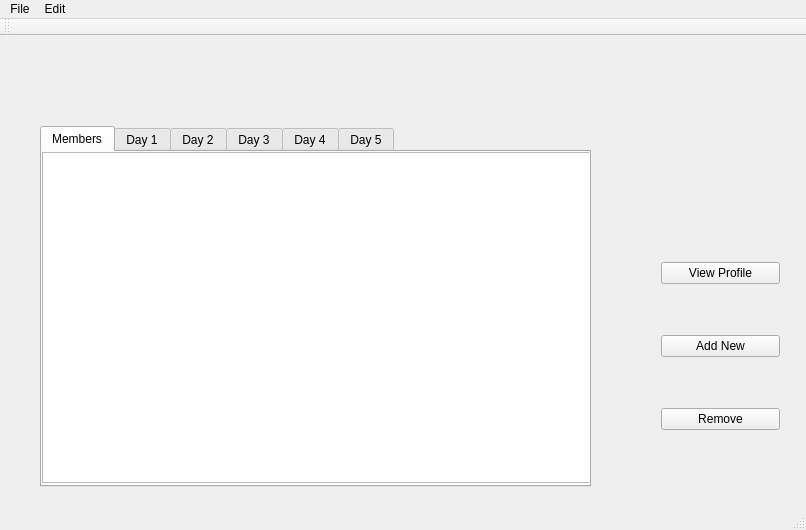
oneofthem999/Wholesale-Group-Project-CS-008, file mainwindow.ui: the form before one commit.
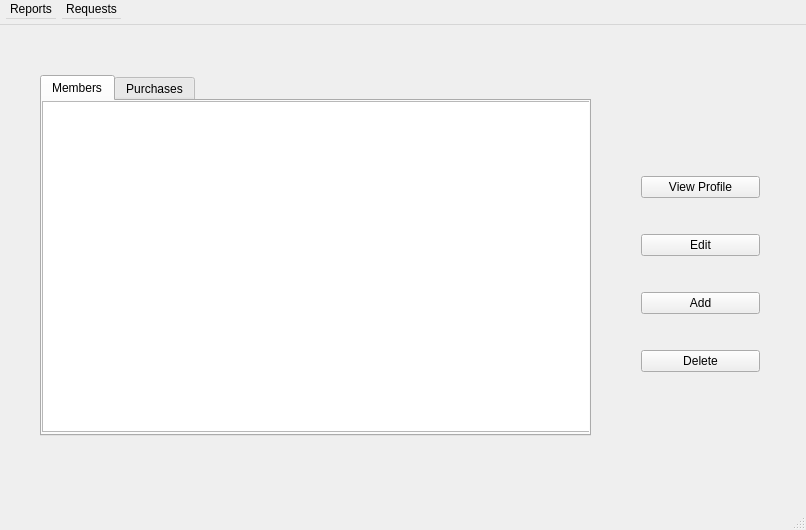
The form after the commit.

Commit message:
All sales files are read and added to purchase history
Full purchase history is displayed. View Profile button outputs to qDebug the selected member's rebate amount and whether or not they should upgrade or downgrade.

```diff
--- a/mainwindow.ui
+++ b/mainwindow.ui
@@ -15,10 +15,13 @@
   </property>
   <widget class="QWidget" name="centralWidget">
    <widget class="QTabWidget" name="tabWidget">
+    <property name="enabled">
+     <bool>true</bool>
+    </property>
     <property name="geometry">
      <rect>
       <x>40</x>
-      <y>90</y>
+      <y>50</y>
       <width>551</width>
       <height>361</height>
      </rect>
@@ -43,7 +46,7 @@
     </widget>
     <widget class="QWidget" name="tab_2">
      <attribute name="title">
-      <string>Day 1</string>
+      <string>Purchases</string>
      </attribute>
      <widget class="QTableWidget" name="tableWidget_2">
       <property name="geometry">
@@ -56,55 +59,42 @@
       </property>
      </widget>
     </widget>
-    <widget class="QWidget" name="tab_3">
-     <attribute name="title">
-      <string>Day 2</string>
-     </attribute>
-    </widget>
-    <widget class="QWidget" name="tab_4">
-     <attribute name="title">
-      <string>Day 3</string>
-     </attribute>
-    </widget>
-    <widget class="QWidget" name="tab_5">
-     <attribute name="title">
-      <string>Day 4</string>
-     </attribute>
-    </widget>
-    <widget class="QWidget" name="tab_6">
-     <attribute name="title">
-      <string>Day 5</string>
-     </attribute>
-    </widget>
    </widget>
    <widget class="QWidget" name="verticalLayoutWidget">
     <property name="geometry">
      <rect>
-      <x>650</x>
-      <y>170</y>
+      <x>630</x>
+      <y>110</y>
       <width>141</width>
       <height>281</height>
      </rect>
     </property>
     <layout class="QVBoxLayout" name="verticalLayout">
      <item>
-      <widget class="QPushButton" name="pushButton_2">
+      <widget class="QPushButton" name="pushButton">
        <property name="text">
         <string>View Profile</string>
        </property>
       </widget>
      </item>
+     <item>
+      <widget class="QPushButton" name="pushButton_2">
+       <property name="text">
+        <string>Edit</string>
+       </property>
+      </widget>
+     </item>
      <item>
       <widget class="QPushButton" name="pushButton_3">
        <property name="text">
-        <string>Add New</string>
+        <string>Add</string>
        </property>
       </widget>
      </item>
      <item>
-      <widget class="QPushButton" name="pushButton">
+      <widget class="QPushButton" name="pushButton_4">
        <property name="text">
-        <string>Remove</string>
+        <string>Delete</string>
        </property>
       </widget>
      </item>
@@ -117,30 +107,37 @@
      <x>0</x>
      <y>0</y>
      <width>806</width>
-     <height>22</height>
+     <height>25</height>
     </rect>
    </property>
+   <property name="sizePolicy">
+    <sizepolicy hsizetype="Preferred" vsizetype="Preferred">
+     <horstretch>0</horstretch>
+     <verstretch>0</verstretch>
+    </sizepolicy>
+   </property>
+   <property name="minimumSize">
+    <size>
+     <width>0</width>
+     <height>25</height>
+    </size>
+   </property>
+   <property name="nativeMenuBar">
+    <bool>false</bool>
+   </property>
    <widget class="QMenu" name="menuName_h_Not_Found">
     <property name="title">
-     <string>File</string>
+     <string>Reports</string>
     </property>
    </widget>
    <widget class="QMenu" name="menuEdit">
     <property name="title">
-     <string>Edit</string>
+     <string>Requests</string>
     </property>
    </widget>
    <addaction name="menuName_h_Not_Found"/>
    <addaction name="menuEdit"/>
   </widget>
-  <widget class="QToolBar" name="mainToolBar">
-   <attribute name="toolBarArea">
-    <enum>TopToolBarArea</enum>
-   </attribute>
-   <attribute name="toolBarBreak">
-    <bool>false</bool>
-   </attribute>
-  </widget>
   <widget class="QStatusBar" name="statusBar"/>
  </widget>
  <layoutdefault spacing="6" margin="11"/>
```
Left out of the diff: 86 changed lines with no effect on the pictures. The commit also changes 6 other files.
